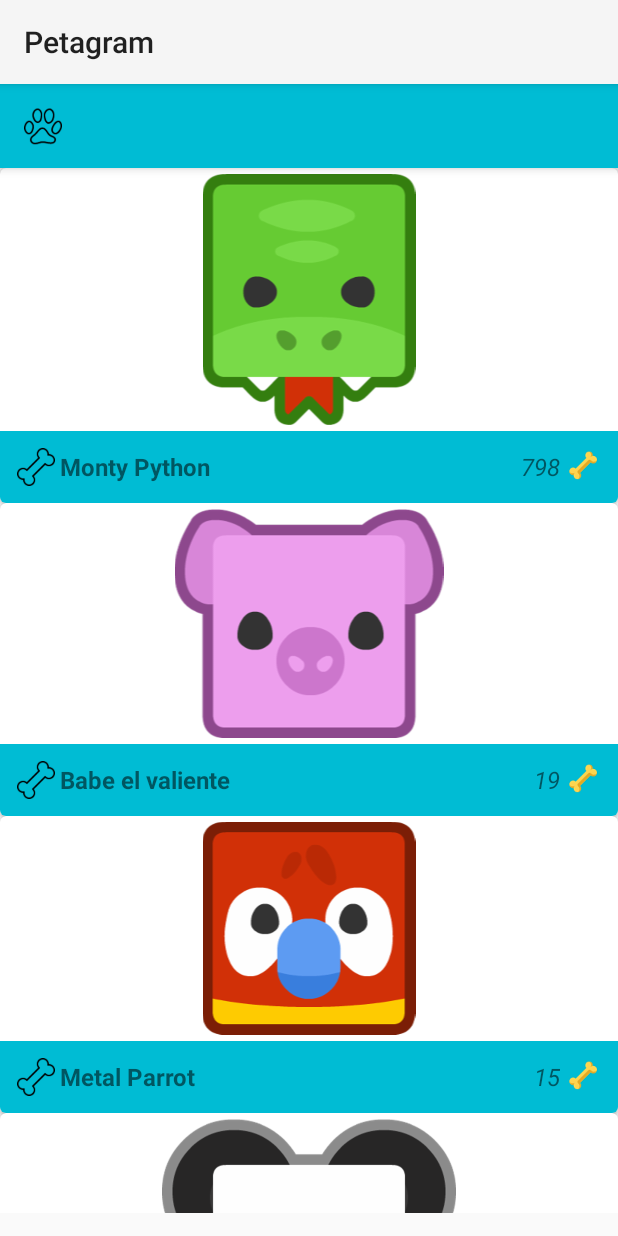
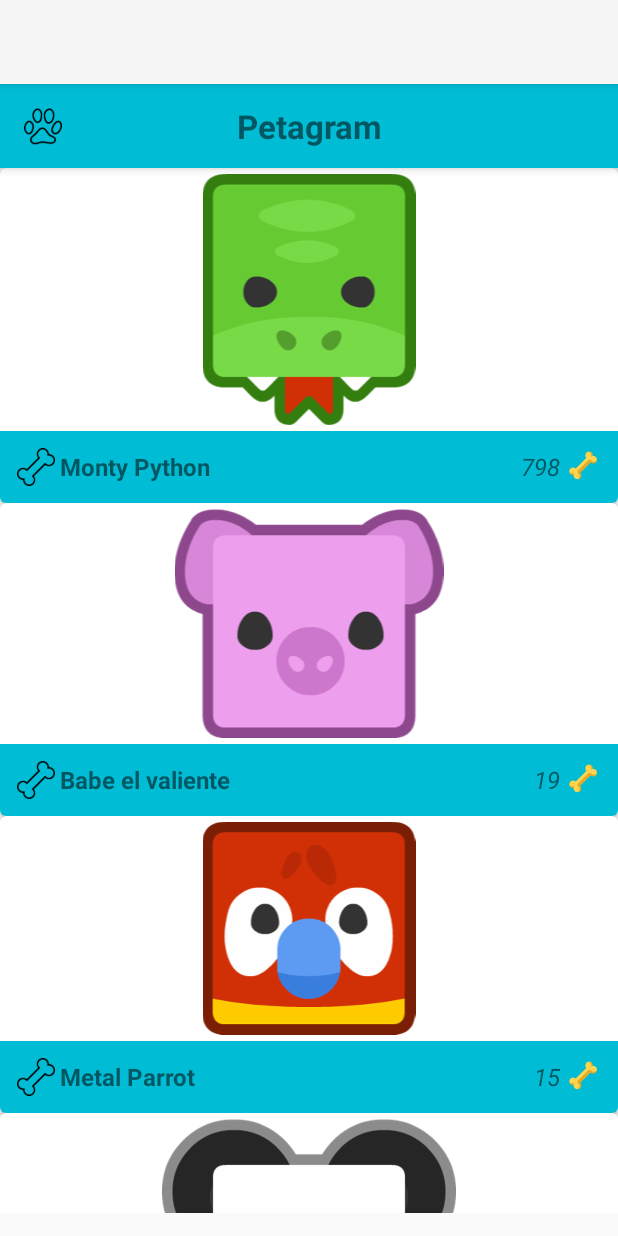
Before and after one commit to VictorMoraB/Petagram, an Android app: the screen it shows after launch (favoritesActivity), after a tap on an icon or button, on a phone screen of 412 x 824 dp. Run offline under Robolectric (Android 15) with nearby library versions, the phone set to English and light mode, and no system bars; 2 statements that could not run were skipped.

Commit message:
Reparada la barra de accion, ahora el titulo aparece centrado correctamente

```diff
--- a/app/src/main/java/com/mora/victor/petagram/MainActivity.java
+++ b/app/src/main/java/com/mora/victor/petagram/MainActivity.java
@@ -25,6 +25,7 @@ public class MainActivity extends AppCompatActivity implements View.OnClickListe
 
         myActionbar = (Toolbar) findViewById(R.id.miActionBar);
         setSupportActionBar(myActionbar);
+        getSupportActionBar().setDisplayShowTitleEnabled(false);
 
         //obtener una referencia al rv de las mascotas
         rvMascotas = (RecyclerView)findViewById(R.id.rvMascotas);
--- a/app/src/main/java/com/mora/victor/petagram/favoritesActivity.java
+++ b/app/src/main/java/com/mora/victor/petagram/favoritesActivity.java
@@ -24,6 +24,7 @@ public class favoritesActivity extends AppCompatActivity implements View.OnClick
 
         myActionbar = (Toolbar) findViewById(R.id.miActionBarFavorites);
         setSupportActionBar(myActionbar);
+        getSupportActionBar().setDisplayShowTitleEnabled(false);
 
         //remover la estrella usada para ir a favoritos
         ImageView estrella = (ImageView)myActionbar.findViewById(R.id.ic_star);
--- a/app/src/main/res/layout/actionbar.xml
+++ b/app/src/main/res/layout/actionbar.xml
@@ -19,6 +19,17 @@
             android:src="@drawable/cat_footprint_50"
             android:layout_gravity="left"/>
 
+        <TextView
+            android:id="@+id/tituloActionBar"
+            android:layout_width="wrap_content"
+            android:layout_height="wrap_content"
+            android:textSize="@dimen/textSize_titulo"
+            android:textStyle="bold"
+            android:textAlignment="center"
+            android:layout_gravity="center"
+            android:text="@string/TituloDefectoActionBar"
+            />
+
         <ImageView
             android:id="@+id/ic_star"
             android:layout_width="wrap_content"
--- a/app/src/main/res/values/dimens.xml
+++ b/app/src/main/res/values/dimens.xml
@@ -8,4 +8,5 @@
     <dimen name="cvDetailsPadding">4dp</dimen>
     <dimen name="ic_padding">3dp</dimen>
     <dimen name="imagen_mascota_padding">4dp</dimen>
+    <dimen name="textSize_titulo">22sp</dimen>
 </resources>
--- a/app/src/main/res/values/strings.xml
+++ b/app/src/main/res/values/strings.xml
@@ -4,4 +4,5 @@
     <!-- Textos del card view de la mascota-->
     <string name="NombreMascota">Pulgas</string>
     <string name="LikesCount">4</string>
+    <string name="TituloDefectoActionBar">Petagram</string>
 </resources>
```
